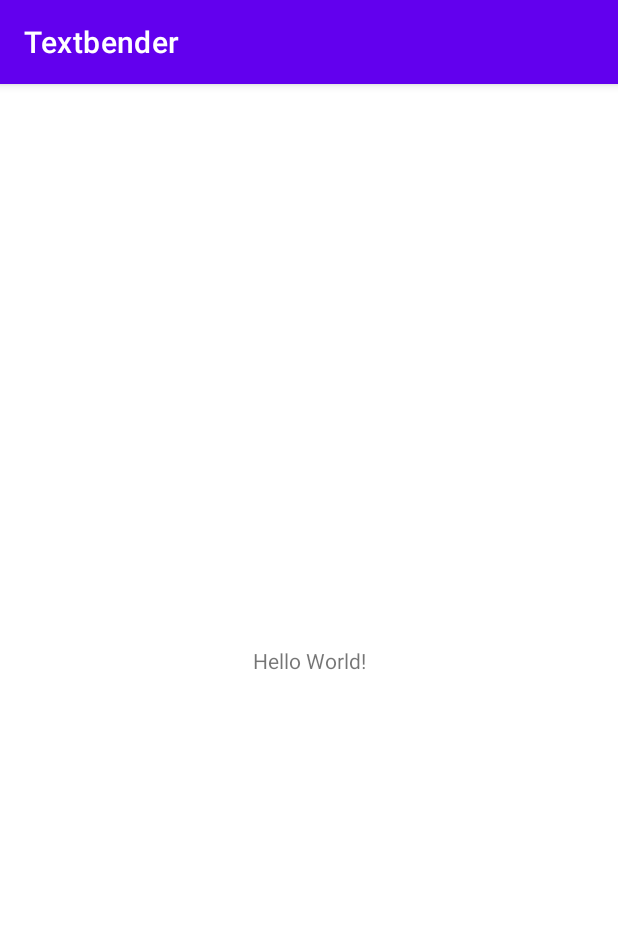
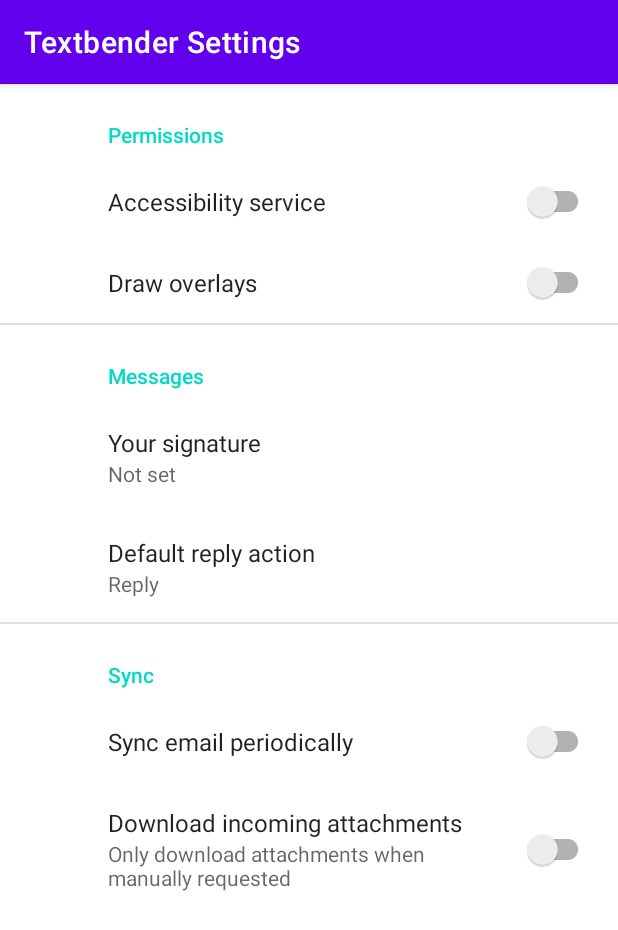
Before and after one commit to elizagamedev/android-textbender, an Android app: the screen it shows after launch (MainActivity before the commit, SettingsActivity after it), on a phone screen of 412 x 824 dp. Shown: the top 930 px of the screen. Run offline under Robolectric (Android 15) with nearby library versions, the phone set to English and light mode, and no system bars; our stand-ins replace androidx.preference; 2 statements that could not run were skipped.

Commit message:
service & permissions

```diff
--- a/app/build.gradle.kts
+++ b/app/build.gradle.kts
@@ -10,7 +10,7 @@ android {
 
   defaultConfig {
     applicationId = "sh.eliza.textbender"
-    minSdk = 24
+    minSdk = 26
     targetSdk = 33
     versionCode = 1
     versionName = "1.0"
@@ -36,6 +36,7 @@ dependencies {
   implementation("androidx.appcompat:appcompat:1.4.1")
   implementation("com.google.android.material:material:1.5.0")
   implementation("androidx.constraintlayout:constraintlayout:2.1.3")
+  implementation("androidx.preference:preference:1.2.0")
   testImplementation("junit:junit:4.13.2")
   androidTestImplementation("androidx.test.ext:junit:1.1.3")
   androidTestImplementation("androidx.test.espresso:espresso-core:3.4.0")
--- a/app/src/main/java/sh/eliza/textbender/MainActivity.kt
+++ /dev/null
@@ -1,11 +0,0 @@
-package sh.eliza.textbender
-
-import androidx.appcompat.app.AppCompatActivity
-import android.os.Bundle
-
-class MainActivity : AppCompatActivity() {
-    override fun onCreate(savedInstanceState: Bundle?) {
-        super.onCreate(savedInstanceState)
-        setContentView(R.layout.activity_main)
-    }
-}
--- /dev/null
+++ b/app/src/main/java/sh/eliza/textbender/SettingsActivity.kt
@@ -0,0 +1,99 @@
+package sh.eliza.textbender
+
+import android.content.Intent
+import android.os.Bundle
+import android.provider.Settings
+import android.util.Log
+import androidx.appcompat.app.AppCompatActivity
+import androidx.preference.Preference.OnPreferenceChangeListener
+import androidx.preference.Preference.OnPreferenceClickListener
+import androidx.preference.PreferenceFragmentCompat
+import androidx.preference.SwitchPreferenceCompat
+
+private const val TAG = "SettingsActivity"
+
+class SettingsActivity : AppCompatActivity() {
+
+  override fun onCreate(savedInstanceState: Bundle?) {
+    super.onCreate(savedInstanceState)
+    setContentView(R.layout.settings_activity)
+    if (savedInstanceState == null) {
+      supportFragmentManager.beginTransaction().replace(R.id.settings, SettingsFragment()).commit()
+    }
+  }
+
+  class SettingsFragment : PreferenceFragmentCompat() {
+    private lateinit var accessibilityPreference: SwitchPreferenceCompat
+    private lateinit var drawOverlaysPreference: SwitchPreferenceCompat
+
+    override fun onCreatePreferences(savedInstanceState: Bundle?, rootKey: String?) {
+      setPreferencesFromResource(R.xml.root_preferences, rootKey)
+
+      accessibilityPreference =
+        findPreference<SwitchPreferenceCompat>("accessibility")!!.apply {
+          setPersistent(false)
+
+          onPreferenceClickListener = OnPreferenceClickListener {
+            val intent =
+              Intent(Settings.ACTION_ACCESSIBILITY_SETTINGS).apply {
+                flags = Intent.FLAG_ACTIVITY_NEW_TASK
+              }
+            startActivity(intent)
+            true
+          }
+
+          onPreferenceChangeListener = OnPreferenceChangeListener { _, _ -> false }
+        }
+
+      drawOverlaysPreference =
+        findPreference<SwitchPreferenceCompat>("draw_overlays")!!.apply {
+          setPersistent(false)
+
+          onPreferenceClickListener = OnPreferenceClickListener {
+            val intent =
+              Intent(Settings.ACTION_MANAGE_OVERLAY_PERMISSION).apply {
+                flags = Intent.FLAG_ACTIVITY_NEW_TASK
+              }
+            startActivity(intent)
+            true
+          }
+
+          onPreferenceChangeListener = OnPreferenceChangeListener { _, _ -> false }
+        }
+    }
+
+    override fun onResume() {
+      super.onResume()
+
+      val context = context!!
+
+      accessibilityPreference.setChecked(
+        try {
+          val services =
+            Settings.Secure.getString(
+              context.contentResolver,
+              Settings.Secure.ENABLED_ACCESSIBILITY_SERVICES
+            )
+          services != null &&
+            services
+              .split(':')
+              .contains(
+                "${context.packageName}/${TextbenderAccessibilityService::class.qualifiedName}"
+              )
+        } catch (e: Settings.SettingNotFoundException) {
+          Log.e(TAG, "Failed to determine if accessibility service enabled", e)
+          false
+        }
+      )
+
+      drawOverlaysPreference.setChecked(
+        try {
+          Settings.canDrawOverlays(context)
+        } catch (e: Settings.SettingNotFoundException) {
+          Log.e(TAG, "Failed to determine if draw overlays permission enabled", e)
+          false
+        }
+      )
+    }
+  }
+}
--- /dev/null
+++ b/app/src/main/res/layout/settings_activity.xml
@@ -0,0 +1,9 @@
+<LinearLayout xmlns:android="http://schemas.android.com/apk/res/android"
+    android:layout_width="match_parent"
+    android:layout_height="match_parent">
+
+    <FrameLayout
+        android:id="@+id/settings"
+        android:layout_width="match_parent"
+        android:layout_height="match_parent" />
+</LinearLayout>
--- /dev/null
+++ b/app/src/main/res/values/arrays.xml
@@ -0,0 +1,12 @@
+<resources>
+  <!-- Reply Preference -->
+  <string-array name="reply_entries">
+    <item>Reply</item>
+    <item>Reply to all</item>
+  </string-array>
+
+  <string-array name="reply_values">
+    <item>reply</item>
+    <item>reply_all</item>
+  </string-array>
+</resources>
--- a/app/src/main/res/values/strings.xml
+++ b/app/src/main/res/values/strings.xml
@@ -1,6 +1,33 @@
 <resources>
   <string name="app_name">Textbender</string>
-  <string name="accessibility_service_description">
+
+  <string name="accessibility_service_summary">
     Perform arbitrary actions on screen text.
   </string>
+
+  <string name="accessibility_service_description">
+    TODO: Fill this out.
+  </string>
+
+  <string name="title_activity_settings">Textbender Settings</string>
+
+  <!-- Preference Titles -->
+  <string name="permissions_header">Permissions</string>
+  <string name="messages_header">Messages</string>
+  <string name="sync_header">Sync</string>
+
+  <!-- Permission Preferences -->
+  <string name="accessibility_title">Accessibility service</string>
+  <string name="draw_overlays_title">Draw overlays</string>
+
+  <!-- Messages Preferences -->
+  <string name="signature_title">Your signature</string>
+  <string name="reply_title">Default reply action</string>
+
+  <!-- Sync Preferences -->
+  <string name="sync_title">Sync email periodically</string>
+  <string name="attachment_title">Download incoming attachments</string>
+  <string name="attachment_summary_on">Automatically download attachments for incoming emails
+  </string>
+  <string name="attachment_summary_off">Only download attachments when manually requested</string>
 </resources>
--- /dev/null
+++ b/app/src/main/res/xml/root_preferences.xml
@@ -0,0 +1,47 @@
+<PreferenceScreen xmlns:app="http://schemas.android.com/apk/res-auto">
+
+  <PreferenceCategory app:title="@string/permissions_header">
+
+    <SwitchPreferenceCompat
+        app:key="accessibility"
+        app:title="@string/accessibility_title" />
+
+    <SwitchPreferenceCompat
+        app:key="draw_overlays"
+        app:title="@string/draw_overlays_title" />
+
+  </PreferenceCategory>
+
+  <PreferenceCategory app:title="@string/messages_header">
+
+    <EditTextPreference
+        app:key="signature"
+        app:title="@string/signature_title"
+        app:useSimpleSummaryProvider="true" />
+
+    <ListPreference
+        app:defaultValue="reply"
+        app:entries="@array/reply_entries"
+        app:entryValues="@array/reply_values"
+        app:key="reply"
+        app:title="@string/reply_title"
+        app:useSimpleSummaryProvider="true" />
+
+  </PreferenceCategory>
+
+  <PreferenceCategory app:title="@string/sync_header">
+
+    <SwitchPreferenceCompat
+        app:key="sync"
+        app:title="@string/sync_title" />
+
+    <SwitchPreferenceCompat
+        app:dependency="sync"
+        app:key="attachment"
+        app:summaryOff="@string/attachment_summary_off"
+        app:summaryOn="@string/attachment_summary_on"
+        app:title="@string/attachment_title" />
+
+  </PreferenceCategory>
+
+</PreferenceScreen>
```
Also changed, not shown: app/src/main/AndroidManifest.xml (+7 -5 lines), app/src/main/java/sh/eliza/textbender/TextbenderAccessibilityService.kt (+187 -3 lines), app/src/main/res/xml/accessibility_service_config.xml (+3 -4 lines).
